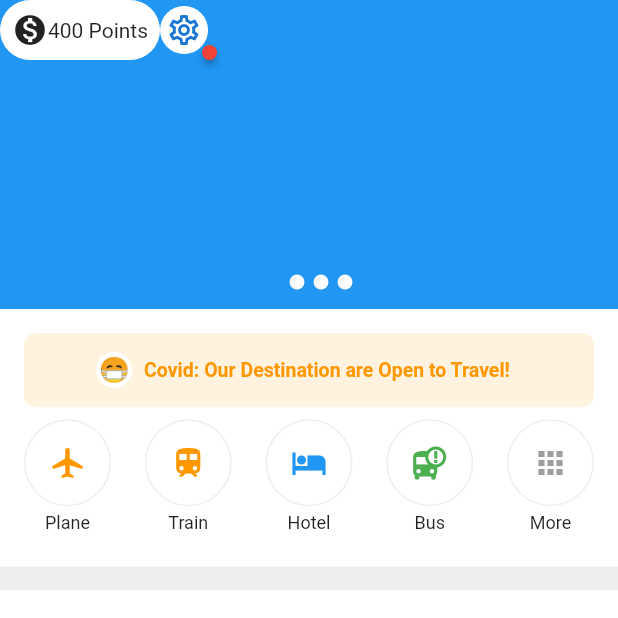
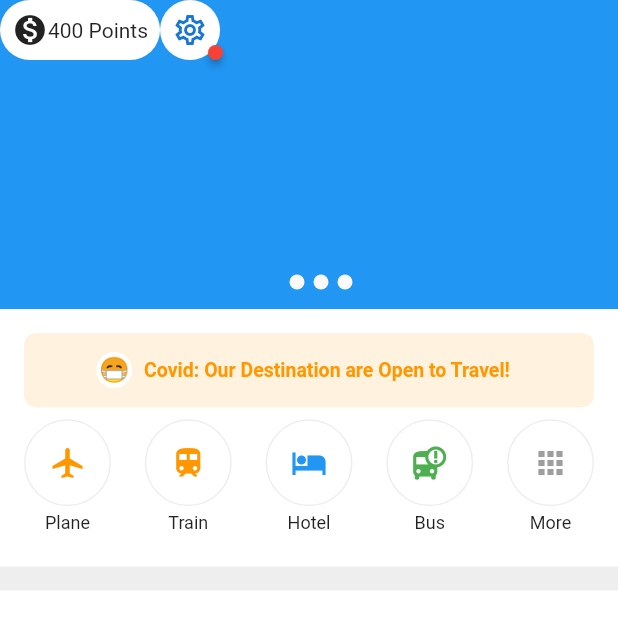
Before and after one commit to JAICHANGPARK/flutter_notebook_11th_story, a Flutter app: the screen it shows after launch, on a phone screen of 412 x 824 dp, the top half of it. Run offline on Flutter 3.47's test engine with Material 2 defaults, Android fonts, the phone set to English and light mode, and no system bars; drawn by our look-alikes of badges; our stand-ins replace backdrop, flutter_inner_drawer, flutter_slidable, flutter_swiper, google_fonts.

Commit message:
Update ticket_booking_home_page.dart

```diff
--- a/lib/ep710_ticket_booking_app/ticket_booking_home_page.dart
+++ b/lib/ep710_ticket_booking_app/ticket_booking_home_page.dart
@@ -60,12 +60,14 @@ class _TicketBookingHomePageState extends State<TicketBookingHomePage> {
                                 ),
                               ),
                               CircleAvatar(
-                                radius: 16,
                                 backgroundColor: Colors.white,
-                                child: Badge(
-                                  child: Icon(Icons.settings_outlined),
-                                  position: BadgePosition.bottomEnd(),
-                                  padding: EdgeInsets.all(5.0),
+                                child: Padding(
+                                  padding: const EdgeInsets.all(8.0),
+                                  child: Badge(
+                                    child: Icon(Icons.settings_outlined),
+                                    position: BadgePosition.bottomEnd(),
+                                    padding: EdgeInsets.all(5.0),
+                                  ),
                                 ),
                               )
                             ],
```
